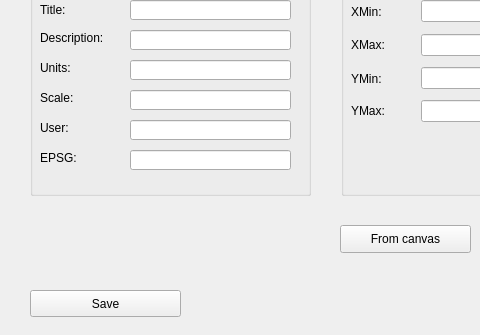
First picture: the form in dlg_currentComposition.ui, repository LESPROJEKT/qgis-layman-plugin, before the edit; both pictures show x 0 to 480 and y 115 to 450 of the 845 by 450 pixel window.
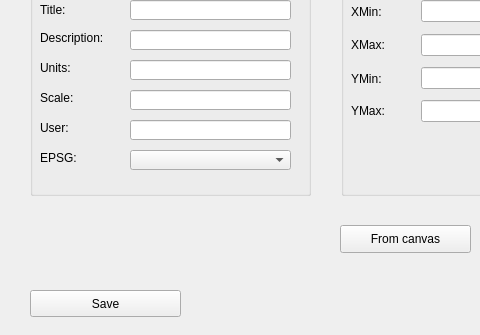
Second picture: the form after the edit. The open tabs and pages were chosen to show the change. Icons and pictures are not drawn.

Commit message: epsg combobox

Diff of the .ui file:
```diff
--- a/dlg_currentComposition.ui
+++ b/dlg_currentComposition.ui
@@ -1005,7 +1005,7 @@
        <string>EPSG:</string>
       </property>
      </widget>
-     <widget class="QLineEdit" name="lineEdit_epsg">
+     <widget class="QComboBox" name="comboBox_epsg">
       <property name="geometry">
        <rect>
         <x>100</x>
@@ -1014,9 +1014,6 @@
         <height>20</height>
        </rect>
       </property>
-      <property name="readOnly">
-       <bool>true</bool>
-      </property>
      </widget>
     </widget>
     <widget class="QPushButton" name="pushButton_back_3">
```
Left out of the diff: 1 changed line with no effect on the pictures. The commit also changes 4 other files.
